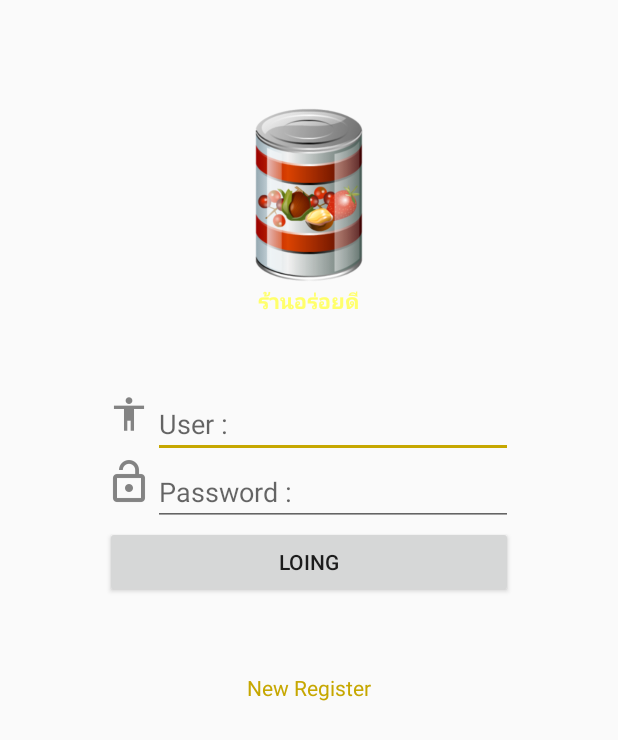
After one commit to sabahoo55/MyApplication, an Android app: the layout fragment_main.xml on its own in the app's theme, with its tools: preview values and no code run, on a phone screen of 412 x 824 dp. The commit adds this screen. Shown: the top 740 px of the screen. Run offline under Robolectric (Android 15) with nearby library versions, the phone set to English and light mode, and no system bars.

Commit message:
design UI Main Finish

```diff
--- /dev/null
+++ b/app/src/main/res/layout/fragment_main.xml
@@ -0,0 +1,101 @@
+<?xml version="1.0" encoding="utf-8"?>
+<LinearLayout xmlns:android="http://schemas.android.com/apk/res/android"
+    android:orientation="vertical" android:layout_width="match_parent"
+    android:layout_height="match_parent">
+<!--Content-->
+    <LinearLayout
+        android:layout_width="match_parent"
+
+        android:layout_height="wrap_content"
+        android:layout_margin="@dimen/margin"
+        android:orientation="vertical"
+        android:padding="@dimen/padding">
+
+        <!--logo-->
+
+        <ImageView
+            android:layout_width="@dimen/logo"
+            android:layout_height="@dimen/logo"
+            android:layout_gravity="center_horizontal"
+            android:src="@drawable/logo" />
+
+        <!--user-->
+
+        <!--Add name-->
+
+        เ android:text="@string/title"
+
+        android:layout_width="@dimen/h2 "
+        android:layout_height="wrap_content" />
+
+        <TextView
+            android:layout_width="wrap_content"
+            android:layout_height="wrap_content"
+            android:layout_gravity="center_horizontal"
+            android:layout_marginBottom="@dimen/margin2"
+            android:text="@string/title"
+            android:textColor="@color/colorPrimaryDark"
+            android:textStyle="bold" />
+        <!--User-->
+
+        <LinearLayout
+            android:orientation="horizontal"
+            android:layout_width="match_parent"
+            android:layout_height="wrap_content">
+
+        <ImageView
+            android:src="@drawable/ic_action_user"
+            android:layout_width="wrap_content"
+            android:layout_height="wrap_content" />
+            android:layout_gravity="center_vertical"
+
+            <EditText
+                android:inputType="text"
+                android:layout_width="match_parent"
+                android:layout_height="wrap_content"
+                android:layout_gravity="center_vertical"
+                android:hint="@string/user" />
+
+        </LinearLayout>
+        <!--Password-->
+        <LinearLayout
+            android:orientation="horizontal"
+            android:layout_width="match_parent"
+            android:layout_height="wrap_content">
+
+            <ImageView
+                android:src="@drawable/ic_action_password"
+                android:layout_width="wrap_content"
+                android:layout_height="wrap_content" />
+            android:layout_gravity="center_vertical"
+            <EditText
+                android:textColor="@color/colorPrimaryDark"
+                android:inputType="textPassword"
+                android:layout_gravity="center_vertical"
+                android:hint="@string/pass"
+                android:layout_width="match_parent"
+                android:layout_height="wrap_content" />
+
+        </LinearLayout>
+        <!--Loing button-->
+        <Button
+            android:text="@string/login"
+            android:layout_width="match_parent"
+            android:layout_height="wrap_content" />
+
+
+        <!--New Reg-->
+<TextView
+    android:layout_marginTop="@dimen/margin2"
+    android:layout_gravity="center_horizontal"
+    android:textColor="@color/colorAccent"
+    android:text="@string/register"
+    android:layout_width="wrap_content"
+    android:layout_height="wrap_content" />
+
+    </LinearLayout>
+
+
+
+
+</LinearLayout>
--- a/app/src/main/res/values/colors.xml
+++ b/app/src/main/res/values/colors.xml
@@ -1,6 +1,6 @@
 <?xml version="1.0" encoding="utf-8"?>
 <resources>
-    <color name="colorPrimary">#3F51B5</color>
-    <color name="colorPrimaryDark">#303F9F</color>
-    <color name="colorAccent">#FF4081</color>
+    <color name="colorPrimary">#fdd835</color>
+    <color name="colorPrimaryDark">#ffff6b</color>
+    <color name="colorAccent">#c6a700</color>
 </resources>
--- /dev/null
+++ b/app/src/main/res/values/dimens.xml
@@ -0,0 +1,9 @@
+<?xml version="1.0" encoding="utf-8"?>
+    <resources>
+    <dimen name="margin">50dp</dimen>
+    <dimen name="margin2">50dp</dimen>
+    <dimen name="h1">1dp</dimen>
+    <dimen name="h2">24dp</dimen>
+    <dimen name="logo">120dp</dimen>
+    <dimen name="padding">20dp</dimen>
+</resources>
--- a/app/src/main/res/values/strings.xml
+++ b/app/src/main/res/values/strings.xml
@@ -1,3 +1,10 @@
 <resources>
     <string name="app_name">My Application</string>
+    <string name="title">ร้านอร่อยดี</string>
+    <string name="user">User :</string>
+    <string name="pass">Password :</string>
+    <string name="name">Name :</string>
+    <string name="login">Loing</string>
+    <string name="register">New Register</string>
+
 </resources>
--- a/app/src/main/res/values/styles.xml
+++ b/app/src/main/res/values/styles.xml
@@ -1,7 +1,7 @@
 <resources>
 
     <!-- Base application theme. -->
-    <style name="AppTheme" parent="Theme.AppCompat.Light.DarkActionBar">
+    <style name="AppTheme" parent="Theme.AppCompat.Light.NoActionBar">
         <!-- Customize your theme here. -->
         <item name="colorPrimary">@color/colorPrimary</item>
         <item name="colorPrimaryDark">@color/colorPrimaryDark</item>
```
Also changed, not shown: app/src/main/res/drawable-hdpi/ic_action_password.png (added), app/src/main/res/drawable-hdpi/ic_action_user.png (added), app/src/main/res/drawable-mdpi/ic_action_password.png (added), app/src/main/res/drawable-mdpi/ic_action_user.png (added), app/src/main/res/drawable-v24/logo.png (added), app/src/main/res/drawable-xhdpi/ic_action_password.png (added), app/src/main/res/drawable-xhdpi/ic_action_user.png (added), app/src/main/res/drawable-xxhdpi/ic_action_password.png (added), app/src/main/res/drawable-xxhdpi/ic_action_user.png (added).
